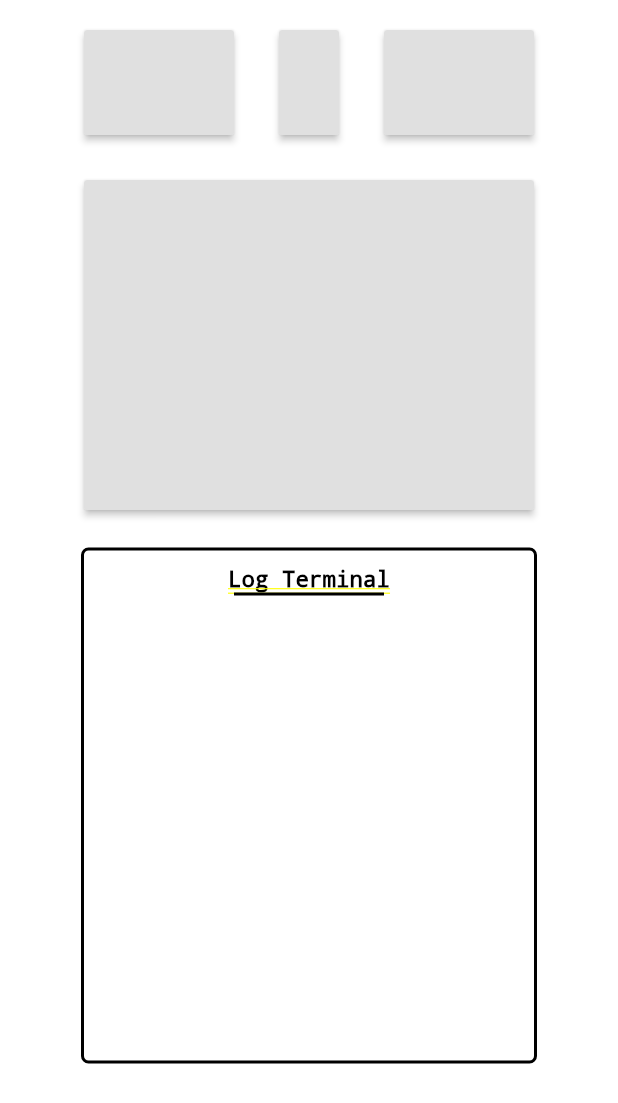
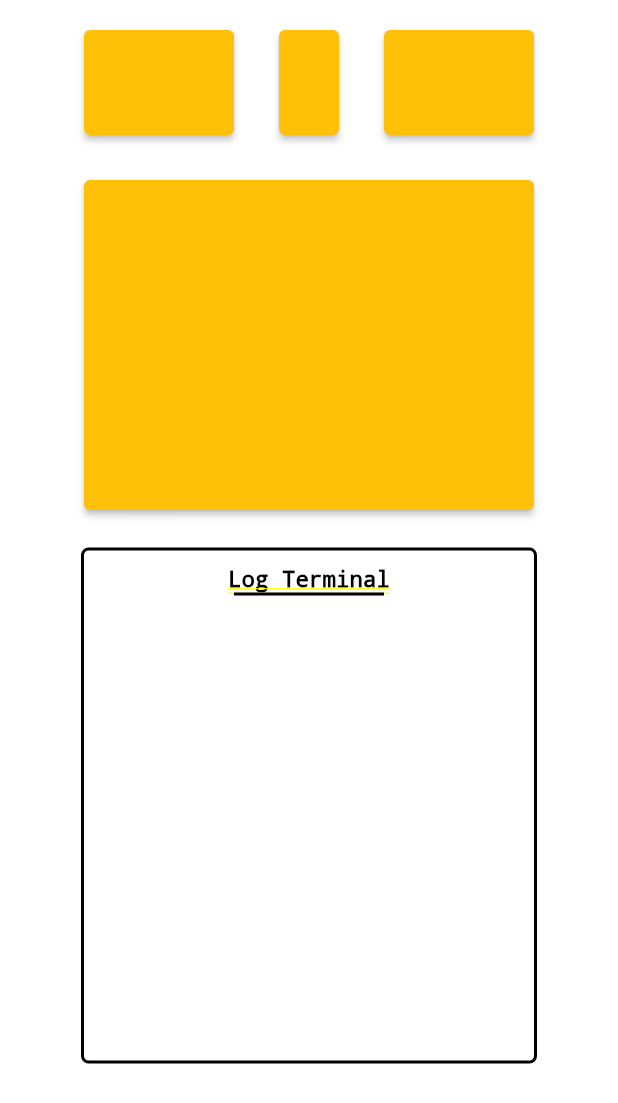
Before and after one commit to Hitbee-dev/wireless_mouse_client, a Flutter app: the screen it shows after launch, after a tap on "TouchPad", on a phone screen of 412 x 824 dp. Shown: the top 1103 px of the screen. Run offline on Flutter 3.47's test engine with Material 2 defaults, Android fonts, the phone set to English and light mode, and no system bars; our stand-ins replace flutter_blue, get.

Commit message:
RaisedButton -> ElevatedButton modification

```diff
--- a/lib/main.dart
+++ b/lib/main.dart
@@ -3,6 +3,7 @@ import 'package:get/get.dart';
 import 'package:wireless_mouse/pages/bluetooth_page.dart';
 import 'package:wireless_mouse/pages/hardware_page.dart';
 import 'package:wireless_mouse/pages/home_page.dart';
+import 'package:wireless_mouse/pages/manual_page.dart';
 import 'package:wireless_mouse/pages/software_page.dart';
 import 'package:wireless_mouse/pages/touchpad_page.dart';
 
@@ -36,6 +37,10 @@ class WireLessMouse extends StatelessWidget {
             page: () => HardWarePage(),
             transition: Transition.cupertinoDialog),
         GetPage(
+            name: "/manual",
+            page: () => ManualPage(),
+            transition: Transition.cupertinoDialog),
+        GetPage(
             name: "/bluetooth",
             page: () => BlueToothPage(),
             transition: Transition.cupertinoDialog),
--- a/lib/pages/home_page.dart
+++ b/lib/pages/home_page.dart
@@ -1,7 +1,5 @@
 import 'package:flutter/material.dart';
 import 'package:flutter/widgets.dart';
-
-import 'package:flutter_blue/flutter_blue.dart';
 import 'package:get/get.dart';
 
 class HomePage extends StatelessWidget {
@@ -20,6 +18,7 @@ class HomePage extends StatelessWidget {
               moveButton("TouchPad", "/touchpad"),
               moveButton("SoftWare", "/software"),
               moveButton("HardWare", "/hardware"),
+              moveButton("Manual", "/manual"),
               moveButton("BlueTooth", "/bluetooth"),
             ],
           ),
@@ -33,7 +32,7 @@ class HomePage extends StatelessWidget {
         padding: EdgeInsets.only(top: 30),
         width: 200,
         height: 80,
-        child: RaisedButton(
+        child: ElevatedButton(
             child: Text(
               name,
               textAlign: TextAlign.center,
--- a/lib/pages/touchpad_page.dart
+++ b/lib/pages/touchpad_page.dart
@@ -34,11 +34,14 @@ class _TouchPadPageState extends State<TouchPadPage> {
                 padding: EdgeInsets.only(top: 30),
                 width: 300,
                 height: 250,
-                child: RaisedButton(onPressed: () {
+                child: ElevatedButton(
+                  onPressed: () {
                     setState(() {
                       MouseClickEvent += "X: 321, Y: 42\n";
                     });
-                }),
+                  },
+                  child: null,
+                ),
               ),
               _Monitoring()
             ],
@@ -53,11 +56,14 @@ class _TouchPadPageState extends State<TouchPadPage> {
       padding: EdgeInsets.symmetric(horizontal: padding),
       width: 100,
       height: 70,
-      child: RaisedButton(onPressed: () {
+      child: ElevatedButton(
+        onPressed: () {
           setState(() {
             MouseClickEvent += eventLog;
           });
-      }),
+        },
+        child: null,
+      ),
     );
   }
 
```
Also changed, not shown: lib/pages/bluetooth_page.dart (+1 -9 lines), lib/pages/manual_page.dart (added, +15 -0 lines). Lines whose indentation alone changed are shown as unchanged.
